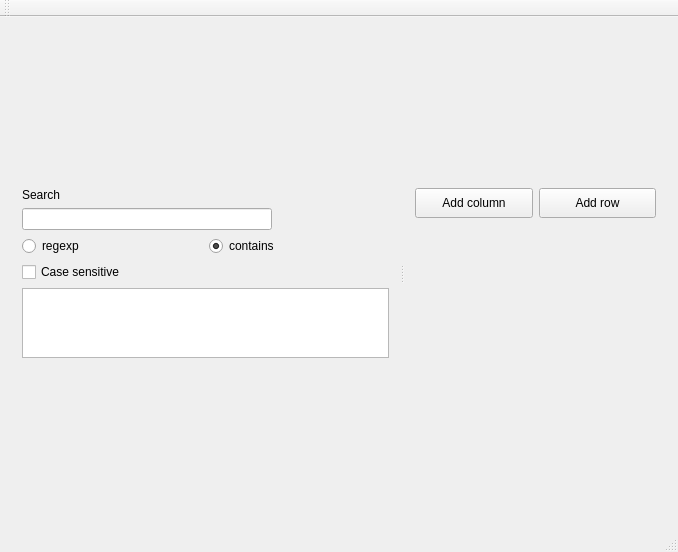
ziparker/PlotJuggler, file mainwindow.ui: the form before one commit.
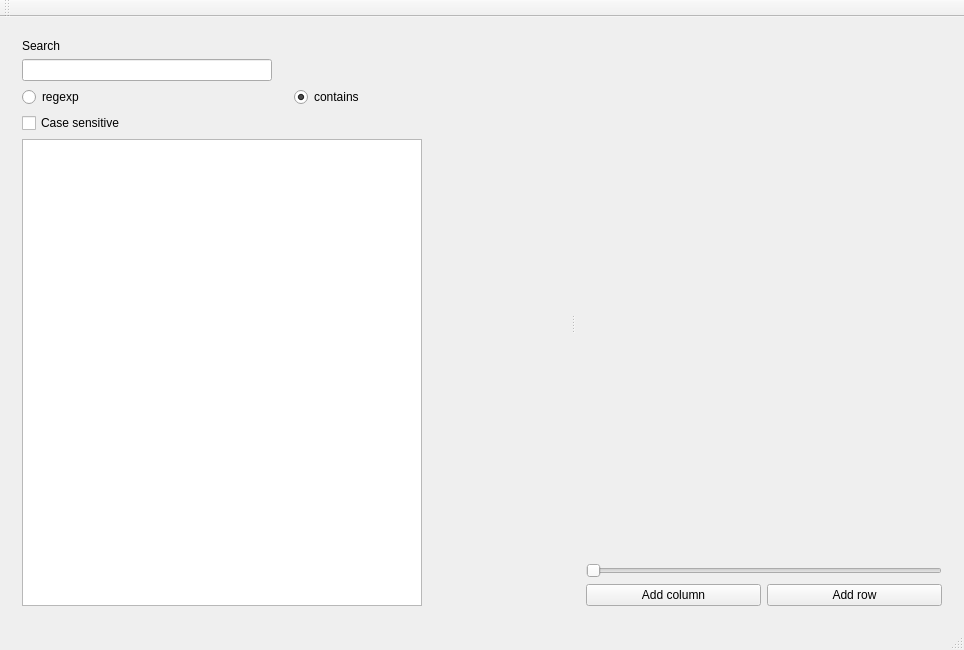
The form after the commit.

Diff of the .ui file:
```diff
--- a/mainwindow.ui
+++ b/mainwindow.ui
@@ -6,8 +6,8 @@
    <rect>
     <x>0</x>
     <y>0</y>
-    <width>678</width>
-    <height>552</height>
+    <width>964</width>
+    <height>650</height>
    </rect>
   </property>
   <property name="windowTitle">
@@ -26,6 +26,12 @@
       <property name="autoFillBackground">
        <bool>false</bool>
       </property>
+      <property name="frameShape">
+       <enum>QFrame::NoFrame</enum>
+      </property>
+      <property name="frameShadow">
+       <enum>QFrame::Plain</enum>
+      </property>
       <property name="orientation">
        <enum>Qt::Horizontal</enum>
       </property>
@@ -33,7 +39,7 @@
        <bool>false</bool>
       </property>
       <widget class="QWidget" name="verticalLayoutWidget">
-       <layout class="QVBoxLayout" name="leftLayout" stretch="0,0,0,0,0">
+       <layout class="QVBoxLayout" name="leftLayout" stretch="0,0,0,0,1">
         <property name="sizeConstraint">
          <enum>QLayout::SetDefaultConstraint</enum>
         </property>
@@ -58,6 +64,9 @@
             <height>16777215</height>
            </size>
           </property>
+          <property name="clearButtonEnabled">
+           <bool>true</bool>
+          </property>
          </widget>
         </item>
         <item>
@@ -120,12 +129,15 @@
           <property name="dragEnabled">
            <bool>true</bool>
           </property>
+          <property name="sortingEnabled">
+           <bool>true</bool>
+          </property>
          </widget>
         </item>
        </layout>
       </widget>
       <widget class="QWidget" name="layoutWidget">
-       <layout class="QVBoxLayout" name="centralLayout" stretch="1,0">
+       <layout class="QVBoxLayout" name="centralLayout" stretch="1,0,0,0">
         <property name="sizeConstraint">
          <enum>QLayout::SetMaximumSize</enum>
         </property>
@@ -136,6 +148,26 @@
           </property>
          </layout>
         </item>
+        <item>
+         <spacer name="verticalSpacer">
+          <property name="orientation">
+           <enum>Qt::Vertical</enum>
+          </property>
+          <property name="sizeHint" stdset="0">
+           <size>
+            <width>20</width>
+            <height>20</height>
+           </size>
+          </property>
+         </spacer>
+        </item>
+        <item>
+         <widget class="QSlider" name="horizontalSlider">
+          <property name="orientation">
+           <enum>Qt::Horizontal</enum>
+          </property>
+         </widget>
+        </item>
         <item>
          <layout class="QHBoxLayout" name="controlsLayout">
           <property name="sizeConstraint">
```
Left out of the diff: 6 changed lines with no effect on the pictures.
